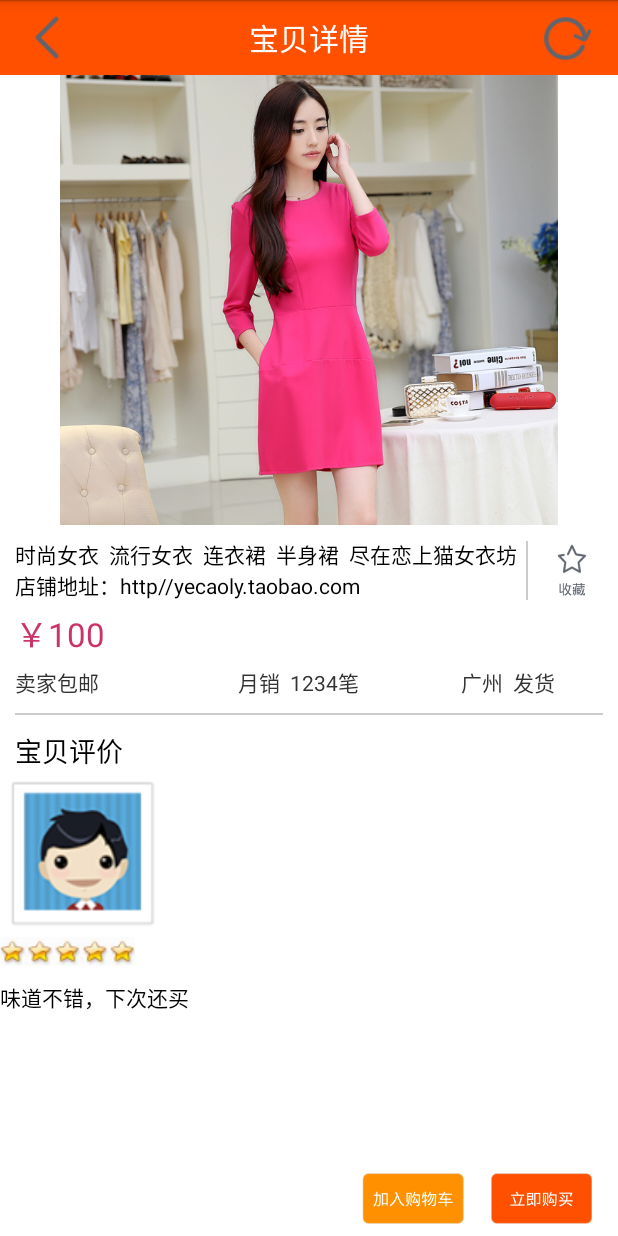
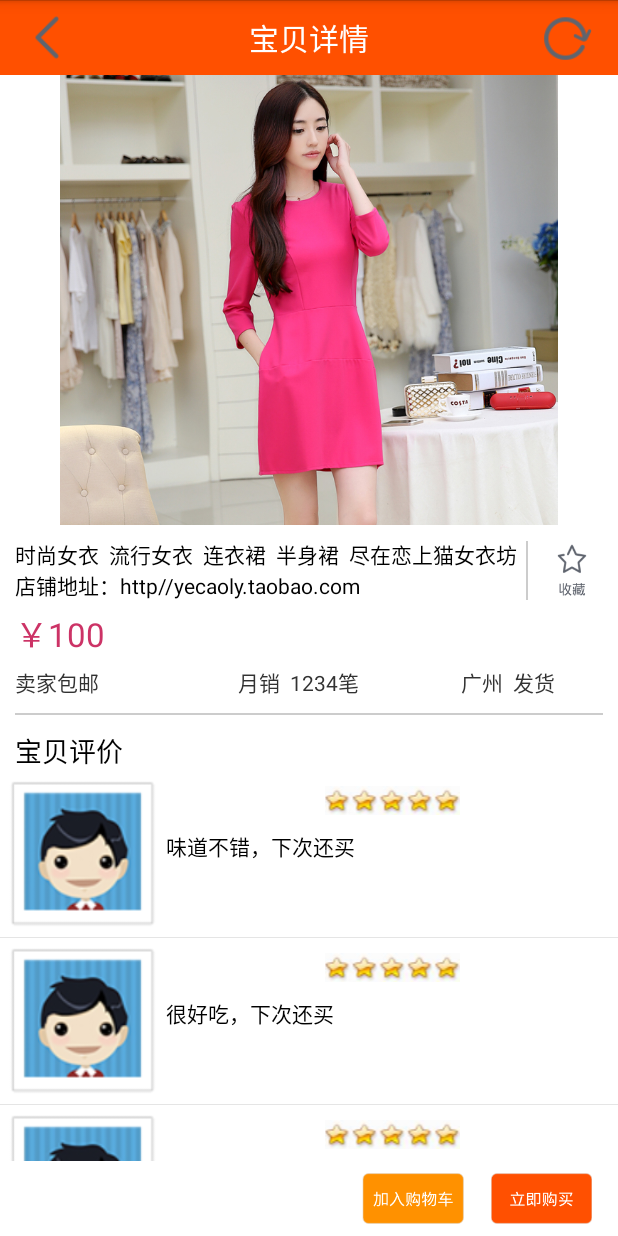
Before and after one commit to jzxyouok/fruit_app, an Android app: the DetailActivity screen opened directly, with no data from a screen before it, on a phone screen of 412 x 824 dp. Run offline under Robolectric (Android 15) with nearby library versions, the phone set to English and light mode, and no system bars; 3 statements that could not run were skipped.

Commit message:
add comment

```diff
--- a/src/main/java/com/naoh/Fruit/ui/home/DetailActivity.java
+++ b/src/main/java/com/naoh/Fruit/ui/home/DetailActivity.java
@@ -17,7 +17,9 @@ import android.view.ViewGroup;
 import android.widget.AdapterView;
 import android.widget.ImageView;
 import android.widget.LinearLayout;
+import android.widget.ListAdapter;
 import android.widget.ListView;
+import android.widget.ScrollView;
 import android.widget.Toast;
 
 import com.example.administrator.myapplication.R;
@@ -107,7 +109,9 @@ public class DetailActivity extends FragmentActivity implements View.OnClickList
         commentList.add(new Comment(1, 5, "味道不错，下次还买"));
         commentList.add(new Comment(2, 5, "很好吃，下次还买"));
         commentList.add(new Comment(3, 4, "味道一般，服务一般"));
+
         listView.setAdapter(new Adapter_Comment_detail(DetailActivity.this, commentList));
+        setListViewHeightBasedOnChildren(listView);
         listView.setOnItemClickListener(new android.widget.AdapterView.OnItemClickListener() {
             @Override
             public void onItemClick(AdapterView<?> arg0, View arg1, int arg2, long arg3) {
@@ -300,4 +304,26 @@ public class DetailActivity extends FragmentActivity implements View.OnClickList
         dialog.create().show();
 
     }
+
+    void setListViewHeightBasedOnChildren(ListView listView) {
+//获取ListView对应的Adapter
+        ListAdapter listAdapter = listView.getAdapter();
+        if (listAdapter == null) {
+// pre-condition
+            return;
+        }
+
+        int totalHeight = 0;
+        for (int i = 0, len = listAdapter.getCount(); i < len; i++) { //listAdapter.getCount()返回数据项的数目
+            View listItem = listAdapter.getView(i, null, listView);
+            listItem.measure(0, 0); //计算子项View 的宽高
+            totalHeight += listItem.getMeasuredHeight(); //统计所有子项的总高度
+        }
+
+        ViewGroup.LayoutParams params = listView.getLayoutParams();
+        params.height = totalHeight + (listView.getDividerHeight() * (listAdapter.getCount() - 1));
+//listView.getDividerHeight()获取子项间分隔符占用的高度
+//params.height最后得到整个ListView完整显示需要的高度
+        listView.setLayoutParams(params);
+    }
 }
--- a/src/main/res/layout/adapter_user_comment.xml
+++ b/src/main/res/layout/adapter_user_comment.xml
@@ -1,6 +1,6 @@
 <?xml version="1.0" encoding="utf-8"?>
 <LinearLayout xmlns:android="http://schemas.android.com/apk/res/android"
-    android:orientation="vertical" android:layout_width="match_parent"
+    android:orientation="horizontal" android:layout_width="match_parent"
     android:layout_height="match_parent">
     <ImageView
         android:id="@+id/iv_adapter_comment_list_pic"
@@ -17,8 +17,9 @@
 
         <ImageView
             android:id="@+id/iv_adapter_comment_rank"
-            android:layout_width="wrap_content"
+            android:layout_width="match_parent"
             android:layout_height="wrap_content"
+            android:layout_marginTop="10dp"
             android:src="@drawable/rank"/>
 
         <TextView
```
